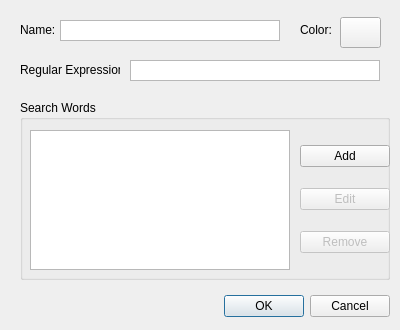
This is Forms/dialoghighlight.ui in NetworkShark/StormworksLuaEditor as Qt 5 draws it before an edit. The edited form follows.
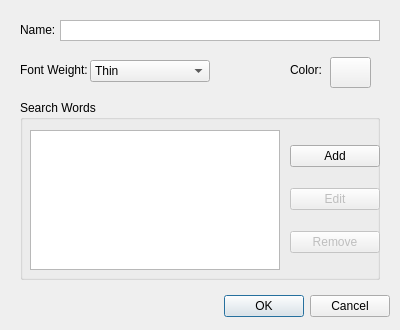
This is the edited form.

Commit message: Nuovo sistem di Highlighting Nuova intefaccia Opzioni  - aggiunta gestione font e fontSize Passaggio a lua 5.4.0 Rimozione vecchi file

What changed in the file:
```diff
--- a/Forms/dialoghighlight.ui
+++ b/Forms/dialoghighlight.ui
@@ -71,7 +71,7 @@
     <rect>
      <x>60</x>
      <y>20</y>
-     <width>220</width>
+     <width>320</width>
      <height>21</height>
     </rect>
    </property>
@@ -82,52 +82,11 @@
     <enum>Qt::ScrollBarAlwaysOff</enum>
    </property>
   </widget>
-  <widget class="QTextEdit" name="textBoxRegex">
-   <property name="geometry">
-    <rect>
-     <x>130</x>
-     <y>60</y>
-     <width>250</width>
-     <height>21</height>
-    </rect>
-   </property>
-   <property name="verticalScrollBarPolicy">
-    <enum>Qt::ScrollBarAlwaysOff</enum>
-   </property>
-   <property name="horizontalScrollBarPolicy">
-    <enum>Qt::ScrollBarAlwaysOff</enum>
-   </property>
-  </widget>
-  <widget class="QLabel" name="labelRegex">
-   <property name="geometry">
-    <rect>
-     <x>20</x>
-     <y>60</y>
-     <width>100</width>
-     <height>20</height>
-    </rect>
-   </property>
-   <property name="minimumSize">
-    <size>
-     <width>100</width>
-     <height>20</height>
-    </size>
-   </property>
-   <property name="maximumSize">
-    <size>
-     <width>100</width>
-     <height>20</height>
-    </size>
-   </property>
-   <property name="text">
-    <string>Regular Expression:</string>
-   </property>
-  </widget>
   <widget class="QLabel" name="labelColor">
    <property name="geometry">
     <rect>
-     <x>300</x>
-     <y>20</y>
+     <x>290</x>
+     <y>60</y>
      <width>51</width>
      <height>20</height>
     </rect>
@@ -151,8 +110,8 @@
   <widget class="QPushButton" name="btnPickerColor">
    <property name="geometry">
     <rect>
-     <x>340</x>
-     <y>17</y>
+     <x>330</x>
+     <y>57</y>
      <width>41</width>
      <height>31</height>
     </rect>
@@ -178,7 +137,7 @@
     <rect>
      <x>20</x>
      <y>100</y>
-     <width>370</width>
+     <width>360</width>
      <height>180</height>
     </rect>
    </property>
@@ -188,7 +147,7 @@
    <widget class="QWidget" name="verticalLayoutWidget">
     <property name="geometry">
      <rect>
-      <x>280</x>
+      <x>270</x>
       <y>30</y>
       <width>90</width>
       <height>140</height>
@@ -229,7 +188,7 @@
      <rect>
       <x>10</x>
       <y>30</y>
-      <width>260</width>
+      <width>250</width>
       <height>140</height>
      </rect>
     </property>
@@ -247,6 +206,86 @@
     </property>
    </widget>
   </widget>
+  <widget class="QComboBox" name="comboBoxFontWeight">
+   <property name="geometry">
+    <rect>
+     <x>90</x>
+     <y>60</y>
+     <width>120</width>
+     <height>22</height>
+    </rect>
+   </property>
+   <item>
+    <property name="text">
+     <string>Thin</string>
+    </property>
+   </item>
+   <item>
+    <property name="text">
+     <string>ExtraLight</string>
+    </property>
+   </item>
+   <item>
+    <property name="text">
+     <string>Light</string>
+    </property>
+   </item>
+   <item>
+    <property name="text">
+     <string>Normal</string>
+    </property>
+   </item>
+   <item>
+    <property name="text">
+     <string>Medium</string>
+    </property>
+   </item>
+   <item>
+    <property name="text">
+     <string>DemiBold</string>
+    </property>
+   </item>
+   <item>
+    <property name="text">
+     <string>Bold</string>
+    </property>
+   </item>
+   <item>
+    <property name="text">
+     <string>ExtraBold</string>
+    </property>
+   </item>
+   <item>
+    <property name="text">
+     <string>Black</string>
+    </property>
+   </item>
+  </widget>
+  <widget class="QLabel" name="labelFontWeight">
+   <property name="geometry">
+    <rect>
+     <x>20</x>
+     <y>60</y>
+     <width>80</width>
+     <height>20</height>
+    </rect>
+   </property>
+   <property name="minimumSize">
+    <size>
+     <width>51</width>
+     <height>20</height>
+    </size>
+   </property>
+   <property name="maximumSize">
+    <size>
+     <width>1000</width>
+     <height>20</height>
+    </size>
+   </property>
+   <property name="text">
+    <string>Font Weight:</string>
+   </property>
+  </widget>
  </widget>
  <resources/>
  <connections>
```
The commit also changes 27 other files.
